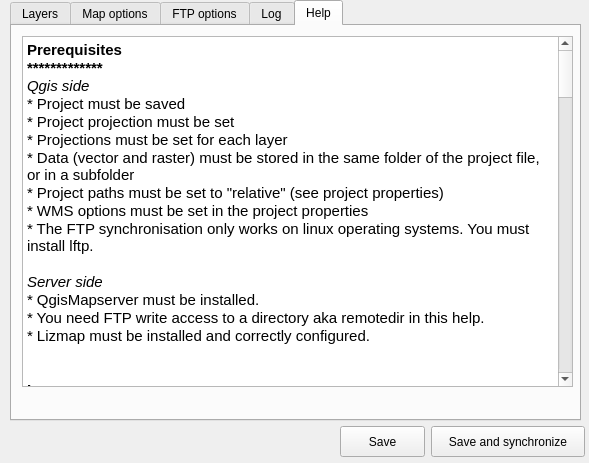
First picture: the form in ui_lizmap.ui, repository 3liz/lizmap-plugin, before the edit.
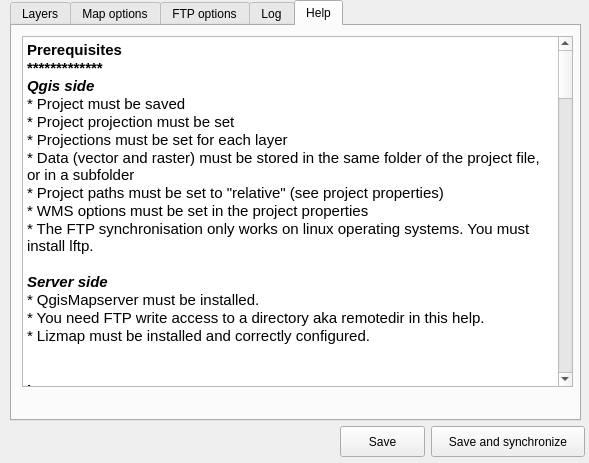
Second picture: the form after the edit. The open tabs and pages were chosen to show the change.

Patch:
```diff
--- a/ui_lizmap.ui
+++ b/ui_lizmap.ui
@@ -564,6 +564,9 @@
      <string>Help</string>
     </attribute>
     <widget class="QTextEdit" name="textEdit">
+     <property name="enabled">
+      <bool>true</bool>
+     </property>
      <property name="geometry">
       <rect>
        <x>10</x>
@@ -572,6 +575,9 @@
        <height>351</height>
       </rect>
      </property>
+     <property name="readOnly">
+      <bool>true</bool>
+     </property>
      <property name="html">
       <string>&lt;!DOCTYPE HTML PUBLIC &quot;-//W3C//DTD HTML 4.0//EN&quot; &quot;http://www.w3.org/TR/REC-html40/strict.dtd&quot;&gt;
 &lt;html&gt;&lt;head&gt;&lt;meta name=&quot;qrichtext&quot; content=&quot;1&quot; /&gt;&lt;style type=&quot;text/css&quot;&gt;
@@ -579,7 +585,7 @@
 &lt;/style&gt;&lt;/head&gt;&lt;body style=&quot; font-family:'Ubuntu'; font-size:11pt; font-weight:400; font-style:normal;&quot;&gt;
 &lt;p style=&quot; margin-top:0px; margin-bottom:0px; margin-left:0px; margin-right:0px; -qt-block-indent:0; text-indent:0px;&quot;&gt;&lt;span style=&quot; font-weight:600;&quot;&gt;Prerequisites&lt;/span&gt;&lt;/p&gt;
 &lt;p style=&quot; margin-top:0px; margin-bottom:0px; margin-left:0px; margin-right:0px; -qt-block-indent:0; text-indent:0px;&quot;&gt;&lt;span style=&quot; font-weight:600;&quot;&gt;*************&lt;/span&gt;&lt;/p&gt;
-&lt;p style=&quot; margin-top:0px; margin-bottom:0px; margin-left:0px; margin-right:0px; -qt-block-indent:0; text-indent:0px;&quot;&gt;&lt;span style=&quot; font-style:italic;&quot;&gt;Qgis side&lt;/span&gt;&lt;/p&gt;
+&lt;p style=&quot; margin-top:0px; margin-bottom:0px; margin-left:0px; margin-right:0px; -qt-block-indent:0; text-indent:0px;&quot;&gt;&lt;span style=&quot; font-weight:600; font-style:italic;&quot;&gt;Qgis side&lt;/span&gt;&lt;/p&gt;
 &lt;p style=&quot; margin-top:0px; margin-bottom:0px; margin-left:0px; margin-right:0px; -qt-block-indent:0; text-indent:0px;&quot;&gt;* Project must be saved&lt;/p&gt;
 &lt;p style=&quot; margin-top:0px; margin-bottom:0px; margin-left:0px; margin-right:0px; -qt-block-indent:0; text-indent:0px;&quot;&gt;* Project projection must be set&lt;/p&gt;
 &lt;p style=&quot; margin-top:0px; margin-bottom:0px; margin-left:0px; margin-right:0px; -qt-block-indent:0; text-indent:0px;&quot;&gt;* Projections must be set for each layer&lt;/p&gt;
@@ -588,7 +594,7 @@
 &lt;p style=&quot; margin-top:0px; margin-bottom:0px; margin-left:0px; margin-right:0px; -qt-block-indent:0; text-indent:0px;&quot;&gt;* WMS options must be set in the project properties&lt;/p&gt;
 &lt;p style=&quot; margin-top:0px; margin-bottom:0px; margin-left:0px; margin-right:0px; -qt-block-indent:0; text-indent:0px;&quot;&gt;* The FTP synchronisation only works on linux operating systems. You must install lftp.&lt;/p&gt;
 &lt;p style=&quot;-qt-paragraph-type:empty; margin-top:0px; margin-bottom:0px; margin-left:0px; margin-right:0px; -qt-block-indent:0; text-indent:0px;&quot;&gt;&lt;/p&gt;
-&lt;p style=&quot; margin-top:0px; margin-bottom:0px; margin-left:0px; margin-right:0px; -qt-block-indent:0; text-indent:0px;&quot;&gt;&lt;span style=&quot; font-style:italic;&quot;&gt;Server side&lt;/span&gt;&lt;/p&gt;
+&lt;p style=&quot; margin-top:0px; margin-bottom:0px; margin-left:0px; margin-right:0px; -qt-block-indent:0; text-indent:0px;&quot;&gt;&lt;span style=&quot; font-weight:600; font-style:italic;&quot;&gt;Server side&lt;/span&gt;&lt;/p&gt;
 &lt;p style=&quot; margin-top:0px; margin-bottom:0px; margin-left:0px; margin-right:0px; -qt-block-indent:0; text-indent:0px;&quot;&gt;* QgisMapserver must be installed.&lt;/p&gt;
 &lt;p style=&quot; margin-top:0px; margin-bottom:0px; margin-left:0px; margin-right:0px; -qt-block-indent:0; text-indent:0px;&quot;&gt;* You need FTP write access to a directory aka remotedir in this help.&lt;/p&gt;
 &lt;p style=&quot; margin-top:0px; margin-bottom:0px; margin-left:0px; margin-right:0px; -qt-block-indent:0; text-indent:0px;&quot;&gt;* Lizmap must be installed and correctly configured.&lt;/p&gt;
@@ -598,51 +604,51 @@
 &lt;p style=&quot; margin-top:0px; margin-bottom:0px; margin-left:0px; margin-right:0px; -qt-block-indent:0; text-indent:0px;&quot;&gt;&lt;span style=&quot; font-weight:600;&quot;&gt;*************&lt;/span&gt;&lt;/p&gt;
 &lt;p style=&quot; margin-top:0px; margin-bottom:0px; margin-left:0px; margin-right:0px; -qt-block-indent:0; text-indent:0px;&quot;&gt;This tab shows the exact tree of groups and layers from your project. With this tree, you can several options for each group or layer just by selecting a group/layer in the tree. Then you can edit the input fields right to the tree :&lt;/p&gt;
 &lt;p style=&quot;-qt-paragraph-type:empty; margin-top:0px; margin-bottom:0px; margin-left:0px; margin-right:0px; -qt-block-indent:0; text-indent:0px;&quot;&gt;&lt;/p&gt;
-&lt;p style=&quot; margin-top:0px; margin-bottom:0px; margin-left:0px; margin-right:0px; -qt-block-indent:0; text-indent:0px;&quot;&gt;* &lt;span style=&quot; font-style:italic;&quot;&gt;Title&lt;/span&gt; : the title of the group/layer. You can use this field to rename the group or layer. For example, you could have a layer called &amp;quot;main_rivers&amp;quot;, and title it &amp;quot;Main rivers&amp;quot;. This title will be displayed by Lizmap web application, not the layer/group name.&lt;/p&gt;
+&lt;p style=&quot; margin-top:0px; margin-bottom:0px; margin-left:0px; margin-right:0px; -qt-block-indent:0; text-indent:0px;&quot;&gt;* &lt;span style=&quot; font-weight:600; font-style:italic;&quot;&gt;Title&lt;/span&gt; : the title of the group/layer. You can use this field to rename the group or layer. For example, you could have a layer called &amp;quot;main_rivers&amp;quot;, and title it &amp;quot;Main rivers&amp;quot;. This title will be displayed by Lizmap web application, not the layer/group name.&lt;/p&gt;
 &lt;p style=&quot;-qt-paragraph-type:empty; margin-top:0px; margin-bottom:0px; margin-left:0px; margin-right:0px; -qt-block-indent:0; text-indent:0px;&quot;&gt;&lt;/p&gt;
-&lt;p style=&quot; margin-top:0px; margin-bottom:0px; margin-left:0px; margin-right:0px; -qt-block-indent:0; text-indent:0px;&quot;&gt;* &lt;span style=&quot; font-style:italic;&quot;&gt;Abstract&lt;/span&gt; : a short description of the group/layer. This abstract will be shown on hover of the title in Lizmap web app.&lt;/p&gt;
+&lt;p style=&quot; margin-top:0px; margin-bottom:0px; margin-left:0px; margin-right:0px; -qt-block-indent:0; text-indent:0px;&quot;&gt;* &lt;span style=&quot; font-weight:600; font-style:italic;&quot;&gt;Abstract&lt;/span&gt; : a short description of the group/layer. This abstract will be shown on hover of the title in Lizmap web app.&lt;/p&gt;
 &lt;p style=&quot;-qt-paragraph-type:empty; margin-top:0px; margin-bottom:0px; margin-left:0px; margin-right:0px; -qt-block-indent:0; text-indent:0px;&quot;&gt;&lt;/p&gt;
-&lt;p style=&quot; margin-top:0px; margin-bottom:0px; margin-left:0px; margin-right:0px; -qt-block-indent:0; text-indent:0px;&quot;&gt;* &lt;span style=&quot; font-style:italic;&quot;&gt;Link&lt;/span&gt; : an html link such as &amp;quot;http://qgis.org&amp;quot;. If a link is given for a group or a layer, an icon &amp;quot;(i)&amp;quot; will be shown next to the group/layer title in Lizmap. Clicking on the icon will open a new browser window pointing to this link.&lt;/p&gt;
+&lt;p style=&quot; margin-top:0px; margin-bottom:0px; margin-left:0px; margin-right:0px; -qt-block-indent:0; text-indent:0px;&quot;&gt;* &lt;span style=&quot; font-weight:600; font-style:italic;&quot;&gt;Link&lt;/span&gt; : an html link such as &amp;quot;http://qgis.org&amp;quot;. If a link is given for a group or a layer, an icon &amp;quot;(i)&amp;quot; will be shown next to the group/layer title in Lizmap. Clicking on the icon will open a new browser window pointing to this link.&lt;/p&gt;
 &lt;p style=&quot;-qt-paragraph-type:empty; margin-top:0px; margin-bottom:0px; margin-left:0px; margin-right:0px; -qt-block-indent:0; text-indent:0px;&quot;&gt;&lt;/p&gt;
-&lt;p style=&quot; margin-top:0px; margin-bottom:0px; margin-left:0px; margin-right:0px; -qt-block-indent:0; text-indent:0px;&quot;&gt;* &lt;span style=&quot; font-style:italic;&quot;&gt;Base layer&lt;/span&gt;  : If this checkbox is checked, the group/layer will appear in the list of base layers. If not, the group/layer will appear in the list of overview layers.&lt;/p&gt;
+&lt;p style=&quot; margin-top:0px; margin-bottom:0px; margin-left:0px; margin-right:0px; -qt-block-indent:0; text-indent:0px;&quot;&gt;* &lt;span style=&quot; font-weight:600; font-style:italic;&quot;&gt;Base layer&lt;/span&gt;  : If this checkbox is checked, the group/layer will appear in the list of base layers. If not, the group/layer will appear in the list of overview layers.&lt;/p&gt;
 &lt;p style=&quot;-qt-paragraph-type:empty; margin-top:0px; margin-bottom:0px; margin-left:0px; margin-right:0px; -qt-block-indent:0; text-indent:0px;&quot;&gt;&lt;/p&gt;
-&lt;p style=&quot; margin-top:0px; margin-bottom:0px; margin-left:0px; margin-right:0px; -qt-block-indent:0; text-indent:0px;&quot;&gt;* &lt;span style=&quot; font-style:italic;&quot;&gt;Group as layer&lt;/span&gt; : This checkbox is only usefull for groups. By checking it, you can transform a qgis group (with child groups and/or layers) into a single layer in Lizmap web application. The children won't appear in Lizmap layer lists. The legend for this group will display every child legend.&lt;/p&gt;
+&lt;p style=&quot; margin-top:0px; margin-bottom:0px; margin-left:0px; margin-right:0px; -qt-block-indent:0; text-indent:0px;&quot;&gt;* &lt;span style=&quot; font-weight:600; font-style:italic;&quot;&gt;Group as layer&lt;/span&gt; : This checkbox is only usefull for groups. By checking it, you can transform a qgis group (with child groups and/or layers) into a single layer in Lizmap web application. The children won't appear in Lizmap layer lists. The legend for this group will display every child legend.&lt;/p&gt;
 &lt;p style=&quot;-qt-paragraph-type:empty; margin-top:0px; margin-bottom:0px; margin-left:0px; margin-right:0px; -qt-block-indent:0; text-indent:0px;&quot;&gt;&lt;/p&gt;
-&lt;p style=&quot; margin-top:0px; margin-bottom:0px; margin-left:0px; margin-right:0px; -qt-block-indent:0; text-indent:0px;&quot;&gt;* &lt;span style=&quot; font-style:italic;&quot;&gt;Toggled&lt;/span&gt; : If checked, the group/layer will be also checked and visible in Lizmap. If not, the user will have to check it manually.&lt;/p&gt;
+&lt;p style=&quot; margin-top:0px; margin-bottom:0px; margin-left:0px; margin-right:0px; -qt-block-indent:0; text-indent:0px;&quot;&gt;* &lt;span style=&quot; font-weight:600; font-style:italic;&quot;&gt;Toggled&lt;/span&gt; : If checked, the group/layer will be also checked and visible in Lizmap. If not, the user will have to check it manually.&lt;/p&gt;
 &lt;p style=&quot;-qt-paragraph-type:empty; margin-top:0px; margin-bottom:0px; margin-left:0px; margin-right:0px; -qt-block-indent:0; text-indent:0px;&quot;&gt;&lt;/p&gt;
-&lt;p style=&quot; margin-top:0px; margin-bottom:0px; margin-left:0px; margin-right:0px; -qt-block-indent:0; text-indent:0px;&quot;&gt;* &lt;span style=&quot; font-style:italic;&quot;&gt;Singletile&lt;/span&gt; : If checked, Lizmap web application will display a single image corresponding to the map viewport. If not, Lizmap will ask for several small images (tiles) to fill the viewport. You can choose singletile to avoid truncated labels.&lt;/p&gt;
+&lt;p style=&quot; margin-top:0px; margin-bottom:0px; margin-left:0px; margin-right:0px; -qt-block-indent:0; text-indent:0px;&quot;&gt;* &lt;span style=&quot; font-weight:600; font-style:italic;&quot;&gt;Singletile&lt;/span&gt; : If checked, Lizmap web application will display a single image corresponding to the map viewport. If not, Lizmap will ask for several small images (tiles) to fill the viewport. You can choose singletile to avoid truncated labels.&lt;/p&gt;
 &lt;p style=&quot;-qt-paragraph-type:empty; margin-top:0px; margin-bottom:0px; margin-left:0px; margin-right:0px; -qt-block-indent:0; text-indent:0px;&quot;&gt;&lt;/p&gt;
-&lt;p style=&quot; margin-top:0px; margin-bottom:0px; margin-left:0px; margin-right:0px; -qt-block-indent:0; text-indent:0px;&quot;&gt;* &lt;span style=&quot; font-style:italic;&quot;&gt;Cached&lt;/span&gt; : If the server administrators has set up a tile caching system, you can check a group/layer to tell Lizmap to use the cache server instead of Qgis Server. The tile cache server must have been configured with the project extent, projection and the adequate layers.&lt;/p&gt;
+&lt;p style=&quot; margin-top:0px; margin-bottom:0px; margin-left:0px; margin-right:0px; -qt-block-indent:0; text-indent:0px;&quot;&gt;* &lt;span style=&quot; font-weight:600; font-style:italic;&quot;&gt;Cached&lt;/span&gt; : If the server administrators has set up a tile caching system, you can check a group/layer to tell Lizmap to use the cache server instead of Qgis Server. The tile cache server must have been configured with the project extent, projection and the adequate layers.&lt;/p&gt;
 &lt;p style=&quot;-qt-paragraph-type:empty; margin-top:0px; margin-bottom:0px; margin-left:0px; margin-right:0px; -qt-block-indent:0; text-indent:0px;&quot;&gt;&lt;/p&gt;
 &lt;p style=&quot;-qt-paragraph-type:empty; margin-top:0px; margin-bottom:0px; margin-left:0px; margin-right:0px; -qt-block-indent:0; text-indent:0px;&quot;&gt;&lt;/p&gt;
 &lt;p style=&quot; margin-top:0px; margin-bottom:0px; margin-left:0px; margin-right:0px; -qt-block-indent:0; text-indent:0px;&quot;&gt;&lt;span style=&quot; font-weight:600;&quot;&gt;Map options&lt;/span&gt;&lt;/p&gt;
 &lt;p style=&quot; margin-top:0px; margin-bottom:0px; margin-left:0px; margin-right:0px; -qt-block-indent:0; text-indent:0px;&quot;&gt;&lt;span style=&quot; font-weight:600;&quot;&gt;*************&lt;/span&gt;&lt;/p&gt;
 &lt;p style=&quot; margin-top:0px; margin-bottom:0px; margin-left:0px; margin-right:0px; -qt-block-indent:0; text-indent:0px;&quot;&gt;In this tab, you can edit some basic options for the map displayed by Lizmap web application :&lt;/p&gt;
 &lt;p style=&quot;-qt-paragraph-type:empty; margin-top:0px; margin-bottom:0px; margin-left:0px; margin-right:0px; -qt-block-indent:0; text-indent:0px;&quot;&gt;&lt;/p&gt;
-&lt;p style=&quot; margin-top:0px; margin-bottom:0px; margin-left:0px; margin-right:0px; -qt-block-indent:0; text-indent:0px;&quot;&gt;* &lt;span style=&quot; font-style:italic;&quot;&gt;Image format&lt;/span&gt; : Choose betwen &amp;quot;png&amp;quot; or &amp;quot;jpg&amp;quot;. Png is often a good choice. It respects transparency. Jpg will produce smaller images though.&lt;/p&gt;
+&lt;p style=&quot; margin-top:0px; margin-bottom:0px; margin-left:0px; margin-right:0px; -qt-block-indent:0; text-indent:0px;&quot;&gt;* &lt;span style=&quot; font-weight:600; font-style:italic;&quot;&gt;Image format&lt;/span&gt; : Choose betwen &amp;quot;png&amp;quot; or &amp;quot;jpg&amp;quot;. Png is often a good choice. It respects transparency. Jpg will produce smaller images though.&lt;/p&gt;
 &lt;p style=&quot;-qt-paragraph-type:empty; margin-top:0px; margin-bottom:0px; margin-left:0px; margin-right:0px; -qt-block-indent:0; text-indent:0px;&quot;&gt;&lt;/p&gt;
-&lt;p style=&quot; margin-top:0px; margin-bottom:0px; margin-left:0px; margin-right:0px; -qt-block-indent:0; text-indent:0px;&quot;&gt;* &lt;span style=&quot; font-style:italic;&quot;&gt;Min. Scale&lt;/span&gt;&lt;span style=&quot; font-weight:600;&quot;&gt; &lt;/span&gt;: The minimum scale of Lizmap map. E.g &amp;quot;10000&amp;quot;&lt;/p&gt;
+&lt;p style=&quot; margin-top:0px; margin-bottom:0px; margin-left:0px; margin-right:0px; -qt-block-indent:0; text-indent:0px;&quot;&gt;* &lt;span style=&quot; font-weight:600; font-style:italic;&quot;&gt;Min. Scale&lt;/span&gt;&lt;span style=&quot; font-weight:600;&quot;&gt; &lt;/span&gt;: The minimum scale of Lizmap map. E.g &amp;quot;10000&amp;quot;&lt;/p&gt;
 &lt;p style=&quot;-qt-paragraph-type:empty; margin-top:0px; margin-bottom:0px; margin-left:0px; margin-right:0px; -qt-block-indent:0; text-indent:0px;&quot;&gt;&lt;/p&gt;
-&lt;p style=&quot; margin-top:0px; margin-bottom:0px; margin-left:0px; margin-right:0px; -qt-block-indent:0; text-indent:0px;&quot;&gt;* &lt;span style=&quot; font-style:italic;&quot;&gt;Max. Scale&lt;/span&gt; : The maximum scale of Lizmap map. E.g &amp;quot;1000000&amp;quot;&lt;/p&gt;
+&lt;p style=&quot; margin-top:0px; margin-bottom:0px; margin-left:0px; margin-right:0px; -qt-block-indent:0; text-indent:0px;&quot;&gt;* &lt;span style=&quot; font-weight:600; font-style:italic;&quot;&gt;Max. Scale&lt;/span&gt; : The maximum scale of Lizmap map. E.g &amp;quot;1000000&amp;quot;&lt;/p&gt;
 &lt;p style=&quot;-qt-paragraph-type:empty; margin-top:0px; margin-bottom:0px; margin-left:0px; margin-right:0px; -qt-block-indent:0; text-indent:0px;&quot;&gt;&lt;/p&gt;
-&lt;p style=&quot; margin-top:0px; margin-bottom:0px; margin-left:0px; margin-right:0px; -qt-block-indent:0; text-indent:0px;&quot;&gt;* &lt;span style=&quot; font-style:italic;&quot;&gt;Zoom leves number&lt;/span&gt; : The number of zoom levels of Lizmap map between max scale and min scale. E.g. 10.&lt;/p&gt;
+&lt;p style=&quot; margin-top:0px; margin-bottom:0px; margin-left:0px; margin-right:0px; -qt-block-indent:0; text-indent:0px;&quot;&gt;* &lt;span style=&quot; font-weight:600; font-style:italic;&quot;&gt;Zoom leves number&lt;/span&gt; : The number of zoom levels of Lizmap map between max scale and min scale. E.g. 10.&lt;/p&gt;
 &lt;p style=&quot;-qt-paragraph-type:empty; margin-top:0px; margin-bottom:0px; margin-left:0px; margin-right:0px; -qt-block-indent:0; text-indent:0px;&quot;&gt;&lt;/p&gt;
-&lt;p style=&quot; margin-top:0px; margin-bottom:0px; margin-left:0px; margin-right:0px; -qt-block-indent:0; text-indent:0px;&quot;&gt;* &lt;span style=&quot; font-style:italic;&quot;&gt;Scales&lt;/span&gt; : You can overwrite the 3 previous options (min and max scale, zoom level number) by entering a list of scales you want to display in Lizmap map. The scales must be separated by commas &amp;quot;,&amp;quot;. E.g. &amp;quot;1000000, 500000, 200000&amp;quot;.&lt;/p&gt;
+&lt;p style=&quot; margin-top:0px; margin-bottom:0px; margin-left:0px; margin-right:0px; -qt-block-indent:0; text-indent:0px;&quot;&gt;* &lt;span style=&quot; font-weight:600; font-style:italic;&quot;&gt;Scales&lt;/span&gt; : You can overwrite the 3 previous options (min and max scale, zoom level number) by entering a list of scales you want to display in Lizmap map. The scales must be separated by commas &amp;quot;,&amp;quot;. E.g. &amp;quot;1000000, 500000, 200000&amp;quot;.&lt;/p&gt;
 &lt;p style=&quot;-qt-paragraph-type:empty; margin-top:0px; margin-bottom:0px; margin-left:0px; margin-right:0px; -qt-block-indent:0; text-indent:0px;&quot;&gt;&lt;/p&gt;
 &lt;p style=&quot;-qt-paragraph-type:empty; margin-top:0px; margin-bottom:0px; margin-left:0px; margin-right:0px; -qt-block-indent:0; text-indent:0px;&quot;&gt;&lt;/p&gt;
 &lt;p style=&quot; margin-top:0px; margin-bottom:0px; margin-left:0px; margin-right:0px; -qt-block-indent:0; text-indent:0px;&quot;&gt;&lt;span style=&quot; font-weight:600;&quot;&gt;FTP options&lt;/span&gt;&lt;/p&gt;
 &lt;p style=&quot; margin-top:0px; margin-bottom:0px; margin-left:0px; margin-right:0px; -qt-block-indent:0; text-indent:0px;&quot;&gt;&lt;span style=&quot; font-weight:600;&quot;&gt;*************&lt;/span&gt;&lt;/p&gt;
 &lt;p style=&quot; margin-top:0px; margin-bottom:0px; margin-left:0px; margin-right:0px; -qt-block-indent:0; text-indent:0px;&quot;&gt;In this tab, you can write and edit FTP options to tell the plugin where and how to store your local project data on the server :&lt;/p&gt;
 &lt;p style=&quot;-qt-paragraph-type:empty; margin-top:0px; margin-bottom:0px; margin-left:0px; margin-right:0px; -qt-block-indent:0; text-indent:0px;&quot;&gt;&lt;/p&gt;
-&lt;p style=&quot; margin-top:0px; margin-bottom:0px; margin-left:0px; margin-right:0px; -qt-block-indent:0; text-indent:0px;&quot;&gt;* &lt;span style=&quot; font-style:italic;&quot;&gt;host&lt;/span&gt; : FTP host, corresponding to the server where Qgis Server is installed&lt;/p&gt;
+&lt;p style=&quot; margin-top:0px; margin-bottom:0px; margin-left:0px; margin-right:0px; -qt-block-indent:0; text-indent:0px;&quot;&gt;* &lt;span style=&quot; font-weight:600; font-style:italic;&quot;&gt;host&lt;/span&gt; : FTP host, corresponding to the server where Qgis Server is installed&lt;/p&gt;
 &lt;p style=&quot;-qt-paragraph-type:empty; margin-top:0px; margin-bottom:0px; margin-left:0px; margin-right:0px; -qt-block-indent:0; text-indent:0px;&quot;&gt;&lt;/p&gt;
-&lt;p style=&quot; margin-top:0px; margin-bottom:0px; margin-left:0px; margin-right:0px; -qt-block-indent:0; text-indent:0px;&quot;&gt;* &lt;span style=&quot; font-style:italic;&quot;&gt;username&lt;/span&gt; = Ftp username&lt;/p&gt;
+&lt;p style=&quot; margin-top:0px; margin-bottom:0px; margin-left:0px; margin-right:0px; -qt-block-indent:0; text-indent:0px;&quot;&gt;* &lt;span style=&quot; font-weight:600; font-style:italic;&quot;&gt;username&lt;/span&gt; = Ftp username&lt;/p&gt;
 &lt;p style=&quot;-qt-paragraph-type:empty; margin-top:0px; margin-bottom:0px; margin-left:0px; margin-right:0px; -qt-block-indent:0; text-indent:0px;&quot;&gt;&lt;/p&gt;
-&lt;p style=&quot; margin-top:0px; margin-bottom:0px; margin-left:0px; margin-right:0px; -qt-block-indent:0; text-indent:0px;&quot;&gt;* &lt;span style=&quot; font-style:italic;&quot;&gt;password&lt;/span&gt; = Ftp password&lt;/p&gt;
+&lt;p style=&quot; margin-top:0px; margin-bottom:0px; margin-left:0px; margin-right:0px; -qt-block-indent:0; text-indent:0px;&quot;&gt;* &lt;span style=&quot; font-weight:600; font-style:italic;&quot;&gt;password&lt;/span&gt; = Ftp password&lt;/p&gt;
 &lt;p style=&quot;-qt-paragraph-type:empty; margin-top:0px; margin-bottom:0px; margin-left:0px; margin-right:0px; -qt-block-indent:0; text-indent:0px;&quot;&gt;&lt;/p&gt;
-&lt;p style=&quot; margin-top:0px; margin-bottom:0px; margin-left:0px; margin-right:0px; -qt-block-indent:0; text-indent:0px;&quot;&gt;* &lt;span style=&quot; font-style:italic;&quot;&gt;port&lt;/span&gt; = Ftp port (21 if not given)&lt;/p&gt;
+&lt;p style=&quot; margin-top:0px; margin-bottom:0px; margin-left:0px; margin-right:0px; -qt-block-indent:0; text-indent:0px;&quot;&gt;* &lt;span style=&quot; font-weight:600; font-style:italic;&quot;&gt;port&lt;/span&gt; = Ftp port (21 if not given)&lt;/p&gt;
 &lt;p style=&quot;-qt-paragraph-type:empty; margin-top:0px; margin-bottom:0px; margin-left:0px; margin-right:0px; -qt-block-indent:0; text-indent:0px;&quot;&gt;&lt;/p&gt;
-&lt;p style=&quot; margin-top:0px; margin-bottom:0px; margin-left:0px; margin-right:0px; -qt-block-indent:0; text-indent:0px;&quot;&gt;* &lt;span style=&quot; font-style:italic;&quot;&gt;remotedir&lt;/span&gt; = Path to the directory where all your qgis project data (project file, rasters and vectors) must be sent.&lt;/p&gt;
+&lt;p style=&quot; margin-top:0px; margin-bottom:0px; margin-left:0px; margin-right:0px; -qt-block-indent:0; text-indent:0px;&quot;&gt;* &lt;span style=&quot; font-weight:600; font-style:italic;&quot;&gt;remotedir&lt;/span&gt; = Path to the directory where all your qgis project data (project file, rasters and vectors) must be sent.&lt;/p&gt;
 &lt;p style=&quot;-qt-paragraph-type:empty; margin-top:0px; margin-bottom:0px; margin-left:0px; margin-right:0px; -qt-block-indent:0; text-indent:0px;&quot;&gt;&lt;/p&gt;
 &lt;p style=&quot;-qt-paragraph-type:empty; margin-top:0px; margin-bottom:0px; margin-left:0px; margin-right:0px; -qt-block-indent:0; text-indent:0px;&quot;&gt;&lt;/p&gt;
 &lt;p style=&quot; margin-top:0px; margin-bottom:0px; margin-left:0px; margin-right:0px; -qt-block-indent:0; text-indent:0px;&quot;&gt;&lt;span style=&quot; font-weight:600;&quot;&gt;Log&lt;/span&gt;&lt;/p&gt;
@@ -665,15 +671,15 @@
 &lt;p style=&quot;-qt-paragraph-type:empty; margin-top:0px; margin-bottom:0px; margin-left:0px; margin-right:0px; -qt-block-indent:0; text-indent:0px;&quot;&gt;&lt;/p&gt;
 &lt;p style=&quot; margin-top:0px; margin-bottom:0px; margin-left:0px; margin-right:0px; -qt-block-indent:0; text-indent:0px;&quot;&gt;&lt;span style=&quot; font-weight:600;&quot;&gt;Usage&lt;/span&gt;&lt;/p&gt;
 &lt;p style=&quot; margin-top:0px; margin-bottom:0px; margin-left:0px; margin-right:0px; -qt-block-indent:0; text-indent:0px;&quot;&gt;&lt;span style=&quot; font-weight:600;&quot;&gt;*************&lt;/span&gt;&lt;/p&gt;
-&lt;p style=&quot; margin-top:0px; margin-bottom:0px; margin-left:0px; margin-right:0px; -qt-block-indent:0; text-indent:0px;&quot;&gt;* Read this help with care.&lt;/p&gt;
+&lt;p style=&quot; margin-top:0px; margin-bottom:0px; margin-left:0px; margin-right:0px; -qt-block-indent:0; text-indent:0px;&quot;&gt;* &lt;span style=&quot; font-weight:600;&quot;&gt;Read this help&lt;/span&gt; with care.&lt;/p&gt;
 &lt;p style=&quot;-qt-paragraph-type:empty; margin-top:0px; margin-bottom:0px; margin-left:0px; margin-right:0px; -qt-block-indent:0; text-indent:0px;&quot;&gt;&lt;/p&gt;
-&lt;p style=&quot; margin-top:0px; margin-bottom:0px; margin-left:0px; margin-right:0px; -qt-block-indent:0; text-indent:0px;&quot;&gt;* Check that you have properly set your project options.&lt;/p&gt;
+&lt;p style=&quot; margin-top:0px; margin-bottom:0px; margin-left:0px; margin-right:0px; -qt-block-indent:0; text-indent:0px;&quot;&gt;* Check that you have properly set your &lt;span style=&quot; font-weight:600;&quot;&gt;project options&lt;/span&gt;.&lt;/p&gt;
 &lt;p style=&quot;-qt-paragraph-type:empty; margin-top:0px; margin-bottom:0px; margin-left:0px; margin-right:0px; -qt-block-indent:0; text-indent:0px;&quot;&gt;&lt;/p&gt;
-&lt;p style=&quot; margin-top:0px; margin-bottom:0px; margin-left:0px; margin-right:0px; -qt-block-indent:0; text-indent:0px;&quot;&gt;* Edit the options in each plugin tab.&lt;/p&gt;
+&lt;p style=&quot; margin-top:0px; margin-bottom:0px; margin-left:0px; margin-right:0px; -qt-block-indent:0; text-indent:0px;&quot;&gt;* Edit the options in &lt;span style=&quot; font-weight:600;&quot;&gt;each plugin tab&lt;/span&gt;.&lt;/p&gt;
 &lt;p style=&quot;-qt-paragraph-type:empty; margin-top:0px; margin-bottom:0px; margin-left:0px; margin-right:0px; -qt-block-indent:0; text-indent:0px;&quot;&gt;&lt;/p&gt;
-&lt;p style=&quot; margin-top:0px; margin-bottom:0px; margin-left:0px; margin-right:0px; -qt-block-indent:0; text-indent:0px;&quot;&gt;* Click the &amp;quot;Save&amp;quot; button will save the configuration in a file stored next to your qgis project file. Then you will have to manually send the modified files (project, config file, raster and vector data, etc.) from your computer to the remote FTP directory.&lt;/p&gt;
+&lt;p style=&quot; margin-top:0px; margin-bottom:0px; margin-left:0px; margin-right:0px; -qt-block-indent:0; text-indent:0px;&quot;&gt;* Click the &amp;quot;&lt;span style=&quot; font-weight:600;&quot;&gt;Save&lt;/span&gt;&amp;quot; button will save the configuration in a file stored next to your qgis project file. Then you will have to manually send the modified files (project, config file, raster and vector data, etc.) from your computer to the remote FTP directory.&lt;/p&gt;
 &lt;p style=&quot;-qt-paragraph-type:empty; margin-top:0px; margin-bottom:0px; margin-left:0px; margin-right:0px; -qt-block-indent:0; text-indent:0px;&quot;&gt;&lt;/p&gt;
-&lt;p style=&quot; margin-top:0px; margin-bottom:0px; margin-left:0px; margin-right:0px; -qt-block-indent:0; text-indent:0px;&quot;&gt;* Click the &amp;quot;Save and synchronize&amp;quot; button will first save the configuration. It will then synchronize your &lt;span style=&quot; font-weight:600;&quot;&gt;local directory&lt;/span&gt;&lt;span style=&quot; font-style:italic;&quot;&gt; &lt;/span&gt;(where the project file and all data are stored on your computer) to the &lt;span style=&quot; font-weight:600;&quot;&gt;&amp;quot;remotedir&amp;quot; server directory &lt;/span&gt;: &lt;/p&gt;
+&lt;p style=&quot; margin-top:0px; margin-bottom:0px; margin-left:0px; margin-right:0px; -qt-block-indent:0; text-indent:0px;&quot;&gt;* (LINUX ONLY ) Click the &amp;quot;&lt;span style=&quot; font-weight:600;&quot;&gt;Save and synchronize&lt;/span&gt;&amp;quot; button will first save the configuration. It will then synchronize your &lt;span style=&quot; font-weight:600;&quot;&gt;local directory&lt;/span&gt;&lt;span style=&quot; font-style:italic;&quot;&gt; &lt;/span&gt;(where the project file and all data are stored on your computer) to the &lt;span style=&quot; font-weight:600;&quot;&gt;&amp;quot;remotedir&amp;quot; server directory &lt;/span&gt;: &lt;/p&gt;
 &lt;p style=&quot; margin-top:0px; margin-bottom:0px; margin-left:0px; margin-right:0px; -qt-block-indent:0; text-indent:0px;&quot;&gt;  - every local updated or non existing file will be sent, &lt;/p&gt;
 &lt;p style=&quot; margin-top:0px; margin-bottom:0px; margin-left:0px; margin-right:0px; -qt-block-indent:0; text-indent:0px;&quot;&gt;  - every remote file which does not exist locally will be &lt;span style=&quot; font-weight:600;&quot;&gt;removed&lt;/span&gt;. &lt;/p&gt;
 &lt;p style=&quot; margin-top:0px; margin-bottom:0px; margin-left:0px; margin-right:0px; -qt-block-indent:0; text-indent:0px;&quot;&gt;Note that only the modified files will be sent to prevent unwanted network usage.&lt;/p&gt;
@@ -688,21 +694,24 @@
 &lt;p style=&quot;-qt-paragraph-type:empty; margin-top:0px; margin-bottom:0px; margin-left:0px; margin-right:0px; -qt-block-indent:0; text-indent:0px;&quot;&gt;&lt;/p&gt;
 &lt;p style=&quot; margin-top:0px; margin-bottom:0px; margin-left:0px; margin-right:0px; -qt-block-indent:0; text-indent:0px;&quot;&gt;Things to consider :&lt;/p&gt;
 &lt;p style=&quot;-qt-paragraph-type:empty; margin-top:0px; margin-bottom:0px; margin-left:0px; margin-right:0px; -qt-block-indent:0; text-indent:0px;&quot;&gt;&lt;/p&gt;
-&lt;p style=&quot; margin-top:0px; margin-bottom:0px; margin-left:0px; margin-right:0px; -qt-block-indent:0; text-indent:0px;&quot;&gt;* The layers, map and ftp options are saved each time &amp;quot;Save&amp;quot; or &amp;quot;Save and synchronize&amp;quot; are launched :&lt;/p&gt;
+&lt;p style=&quot; margin-top:0px; margin-bottom:0px; margin-left:0px; margin-right:0px; -qt-block-indent:0; text-indent:0px;&quot;&gt;* &lt;span style=&quot; font-weight:600; font-style:italic;&quot;&gt;Configuration backup&lt;/span&gt; :&lt;/p&gt;
+&lt;p style=&quot; margin-top:0px; margin-bottom:0px; margin-left:0px; margin-right:0px; -qt-block-indent:0; text-indent:0px;&quot;&gt;The layers, map and ftp options are saved each time &amp;quot;Save&amp;quot; or &amp;quot;Save and synchronize&amp;quot; are launched :&lt;/p&gt;
 &lt;p style=&quot;-qt-paragraph-type:empty; margin-top:0px; margin-bottom:0px; margin-left:0px; margin-right:0px; -qt-block-indent:0; text-indent:0px;&quot;&gt;&lt;/p&gt;
-&lt;p style=&quot; margin-top:0px; margin-bottom:0px; margin-left:0px; margin-right:0px; -qt-block-indent:0; text-indent:0px;&quot;&gt;- layers and map options are stored in a configuration file in the same folder as Qgis project file. E.g. projectname.qgs.cfg if your project file is called projectname.qgs. When you open a project in Qgis and then launch lizmap plugin, the input fields will be set accordingly if possible (e.g. if you have not change the name of the layers)&lt;/p&gt;
+&lt;p style=&quot; margin-top:0px; margin-bottom:0px; margin-left:0px; margin-right:0px; -qt-block-indent:0; text-indent:0px;&quot;&gt;- &lt;span style=&quot; font-style:italic;&quot;&gt;layers and map options&lt;/span&gt; are stored in a configuration file in the same folder as Qgis project file. E.g. projectname.qgs.cfg if your project file is called projectname.qgs. When you open a project in Qgis and then launch lizmap plugin, the input fields will be set accordingly if possible (e.g. if you have not change the name of the layers)&lt;/p&gt;
 &lt;p style=&quot;-qt-paragraph-type:empty; margin-top:0px; margin-bottom:0px; margin-left:0px; margin-right:0px; -qt-block-indent:0; text-indent:0px;&quot;&gt;&lt;/p&gt;
-&lt;p style=&quot; margin-top:0px; margin-bottom:0px; margin-left:0px; margin-right:0px; -qt-block-indent:0; text-indent:0px;&quot;&gt;- FTP options are stored in lizmap.cfg file in lizmap plugin folder. It means you must check the FTP options each time you run the plugin in case you work on different project with different FTP server options.&lt;/p&gt;
+&lt;p style=&quot; margin-top:0px; margin-bottom:0px; margin-left:0px; margin-right:0px; -qt-block-indent:0; text-indent:0px;&quot;&gt;- &lt;span style=&quot; font-style:italic;&quot;&gt;FTP options&lt;/span&gt; are stored in lizmap.cfg file in lizmap plugin folder. It means you must check the FTP options each time you run the plugin in case you work on different project with different FTP server options.&lt;/p&gt;
 &lt;p style=&quot;-qt-paragraph-type:empty; margin-top:0px; margin-bottom:0px; margin-left:0px; margin-right:0px; -qt-block-indent:0; text-indent:0px;&quot;&gt;&lt;/p&gt;
-&lt;p style=&quot; margin-top:0px; margin-bottom:0px; margin-left:0px; margin-right:0px; -qt-block-indent:0; text-indent:0px;&quot;&gt;* Some of the project options are not displayed in lizmap plugin but are indeed used by Lizmap web application : WMS options, project name and description, projection, extent, etc.&lt;/p&gt;
+&lt;p style=&quot; margin-top:0px; margin-bottom:0px; margin-left:0px; margin-right:0px; -qt-block-indent:0; text-indent:0px;&quot;&gt;* &lt;span style=&quot; font-weight:600; font-style:italic;&quot;&gt;Project options&lt;/span&gt;&lt;/p&gt;
+&lt;p style=&quot; margin-top:0px; margin-bottom:0px; margin-left:0px; margin-right:0px; -qt-block-indent:0; text-indent:0px;&quot;&gt;Some of the project options are not displayed in lizmap plugin but are indeed used by Lizmap web application : WMS options, project name and description, projection, extent, etc.&lt;/p&gt;
 &lt;p style=&quot;-qt-paragraph-type:empty; margin-top:0px; margin-bottom:0px; margin-left:0px; margin-right:0px; -qt-block-indent:0; text-indent:0px;&quot;&gt;&lt;/p&gt;
-&lt;p style=&quot; margin-top:0px; margin-bottom:0px; margin-left:0px; margin-right:0px; -qt-block-indent:0; text-indent:0px;&quot;&gt;* Group and layers visibility&lt;/p&gt;
+&lt;p style=&quot; margin-top:0px; margin-bottom:0px; margin-left:0px; margin-right:0px; -qt-block-indent:0; text-indent:0px;&quot;&gt;* &lt;span style=&quot; font-weight:600; font-style:italic;&quot;&gt;Group and layers visibility&lt;/span&gt;&lt;/p&gt;
 &lt;p style=&quot;-qt-paragraph-type:empty; margin-top:0px; margin-bottom:0px; margin-left:0px; margin-right:0px; -qt-block-indent:0; text-indent:0px;&quot;&gt;&lt;/p&gt;
-&lt;p style=&quot; margin-top:0px; margin-bottom:0px; margin-left:0px; margin-right:0px; -qt-block-indent:0; text-indent:0px;&quot;&gt;- min and maxscales : A layer will be active and visible on map in Lizmap web application only if the current zoom level matches the min and max scales if this visibility is set in the layer properties dialog.&lt;/p&gt;
+&lt;p style=&quot; margin-top:0px; margin-bottom:0px; margin-left:0px; margin-right:0px; -qt-block-indent:0; text-indent:0px;&quot;&gt;- &lt;span style=&quot; font-style:italic;&quot;&gt;min and maxscales &lt;/span&gt;: A layer will be active and visible on map in Lizmap web application only if the current zoom level matches the min and max scales if this visibility is set in the layer properties dialog.&lt;/p&gt;
 &lt;p style=&quot;-qt-paragraph-type:empty; margin-top:0px; margin-bottom:0px; margin-left:0px; margin-right:0px; -qt-block-indent:0; text-indent:0px;&quot;&gt;&lt;/p&gt;
-&lt;p style=&quot; margin-top:0px; margin-bottom:0px; margin-left:0px; margin-right:0px; -qt-block-indent:0; text-indent:0px;&quot;&gt;- a group wich has the &amp;quot;Group as layer&amp;quot; option checked will be visible as soon as one of its child layers is visible.&lt;/p&gt;
+&lt;p style=&quot; margin-top:0px; margin-bottom:0px; margin-left:0px; margin-right:0px; -qt-block-indent:0; text-indent:0px;&quot;&gt;- a group wich has the &lt;span style=&quot; font-style:italic;&quot;&gt;&amp;quot;Group as layer&amp;quot;&lt;/span&gt; option checked will be visible as soon as one of its child layers is visible.&lt;/p&gt;
 &lt;p style=&quot;-qt-paragraph-type:empty; margin-top:0px; margin-bottom:0px; margin-left:0px; margin-right:0px; -qt-block-indent:0; text-indent:0px;&quot;&gt;&lt;/p&gt;
-&lt;p style=&quot; margin-top:0px; margin-bottom:0px; margin-left:0px; margin-right:0px; -qt-block-indent:0; text-indent:0px;&quot;&gt;* Overview : If there is a group name &amp;quot;Overview&amp;quot; (with the capital O at the beginning) in your qgis project, there will be a small Overview map displayed in Lizmap web application. These layers won't be displayed in the main map. Please check the layers of this group are visible at all scales. &lt;/p&gt;
+&lt;p style=&quot; margin-top:0px; margin-bottom:0px; margin-left:0px; margin-right:0px; -qt-block-indent:0; text-indent:0px;&quot;&gt;* &lt;span style=&quot; font-weight:600; font-style:italic;&quot;&gt;Overview&lt;/span&gt; : &lt;/p&gt;
+&lt;p style=&quot; margin-top:0px; margin-bottom:0px; margin-left:0px; margin-right:0px; -qt-block-indent:0; text-indent:0px;&quot;&gt;If there is a group name &amp;quot;&lt;span style=&quot; font-style:italic;&quot;&gt;Overview&lt;/span&gt;&amp;quot; (with the capital O at the beginning) in your qgis project, there will be a small Overview map displayed in Lizmap web application. These layers won't be displayed in the main map. Please check the layers of this group are visible at all scales. &lt;/p&gt;
 &lt;p style=&quot;-qt-paragraph-type:empty; margin-top:0px; margin-bottom:0px; margin-left:0px; margin-right:0px; -qt-block-indent:0; text-indent:0px;&quot;&gt;&lt;/p&gt;
 &lt;p style=&quot;-qt-paragraph-type:empty; margin-top:0px; margin-bottom:0px; margin-left:0px; margin-right:0px; -qt-block-indent:0; text-indent:0px;&quot;&gt;&lt;/p&gt;
 &lt;p style=&quot;-qt-paragraph-type:empty; margin-top:0px; margin-bottom:0px; margin-left:0px; margin-right:0px; -qt-block-indent:0; text-indent:0px;&quot;&gt;&lt;/p&gt;&lt;/body&gt;&lt;/html&gt;</string>
```
Left out of the diff: 3 changed lines with no effect on the pictures.
